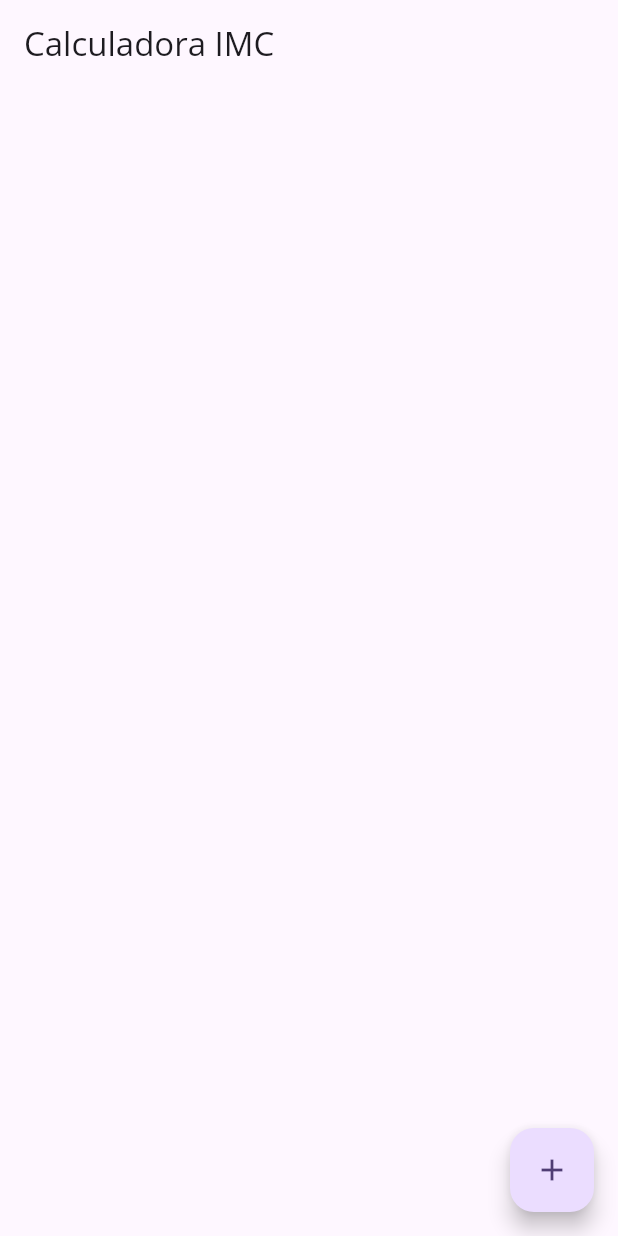
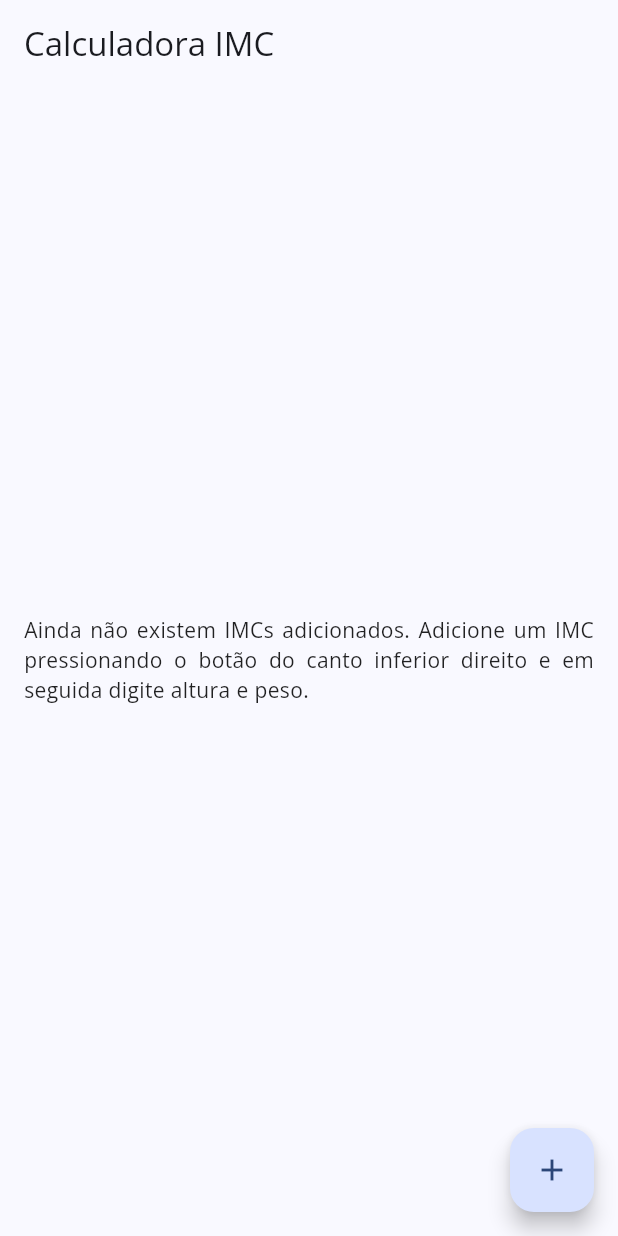
Before and after one commit to iugmali/imc_flutter, a Flutter app: the screen it shows after launch, on a phone screen of 412 x 824 dp. Run offline on Flutter 3.47's test engine with Material 2 defaults, Android fonts, the phone set to English and light mode, and no system bars; our stand-ins replace google_fonts.

Commit message:
desafio concluido

```diff
--- a/lib/my_app.dart
+++ b/lib/my_app.dart
@@ -13,7 +13,7 @@ class MyApp extends StatelessWidget {
       title: 'Calculadora IMC',
       theme: ThemeData(
         textTheme: GoogleFonts.openSansTextTheme(),
-        colorScheme: ColorScheme.fromSeed(seedColor: Colors.deepPurple),
+        colorScheme: ColorScheme.fromSeed(seedColor: Colors.blueAccent),
         useMaterial3: true,
       ),
       home: const ImcPage(),
--- a/lib/pages/imc_page.dart
+++ b/lib/pages/imc_page.dart
@@ -11,7 +11,7 @@ class ImcPage extends StatefulWidget {
 
 class _ImcPageState extends State<ImcPage> {
   var imcRepository = ImcRepository();
-  List<Imc>? _imcs;
+  List<Imc> _imcs = [];
 
   @override
   void initState() {
@@ -50,10 +50,17 @@ class _ImcPageState extends State<ImcPage> {
       appBar: AppBar(
         title: const Text("Calculadora IMC"),
       ),
-      body: ListView.builder(
-          itemCount: _imcs!.length,
+      body: (_imcs.length == 0) ?
+          const Padding(
+            padding:  EdgeInsets.all(16.0),
+            child: Center(
+              child: Text("Ainda não existem IMCs adicionados. Adicione um IMC pressionando o botão do canto inferior direito e em seguida digite altura e peso.", textAlign: TextAlign.justify,),
+            ),
+          ) : ListView.separated(
+          separatorBuilder: (BuildContext bc, i) => const Divider(),
+          itemCount: _imcs.length,
           itemBuilder: (BuildContext bc, i) {
-            var imc = _imcs![i];
+            var imc = _imcs[i];
             return Dismissible(
                 key: Key(imc.id),
                 onDismissed: (direction) async {
```
Also changed, not shown: 1 other file.
